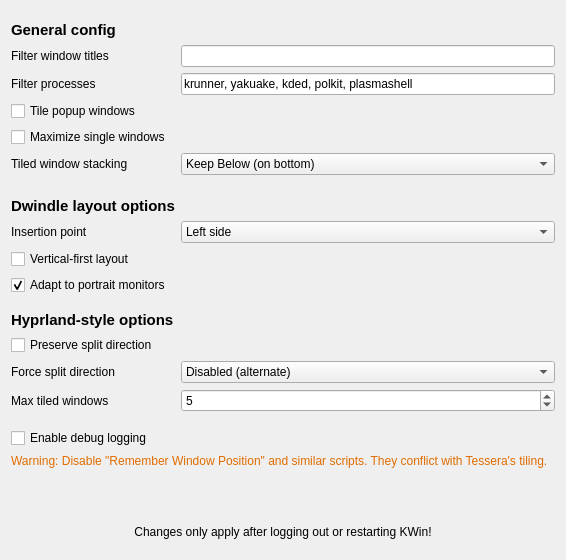
This is res/config.ui in IamAndelib/Tessera as Qt 5 draws it before an edit. The edited form follows.
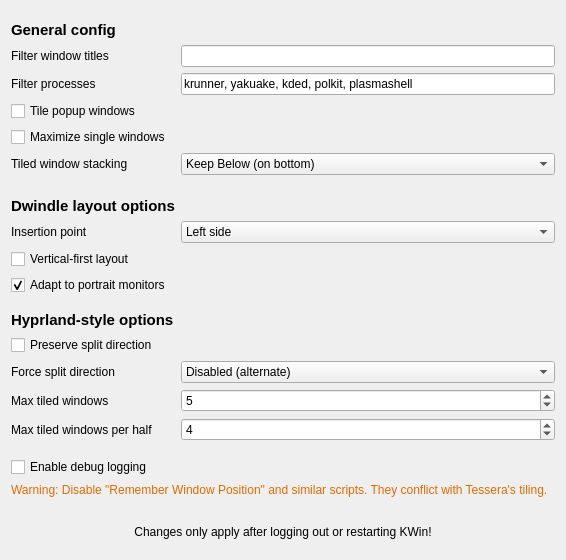
This is the edited form.

Commit message: feat: per-half tiled window cap for reusable dwindle halves

```diff
--- a/res/config.ui
+++ b/res/config.ui
@@ -312,6 +312,32 @@
       </property>
      </widget>
     </item>
+    <item row="45" column="1">
+     <widget class="QLabel" name="label_maxperhalf">
+      <property name="toolTip">
+       <string>Maximum number of windows tiled per layout half before new windows float. The half is the side the next window targets (the dwindle pile, or the active window's side for active insertion). 0 = unlimited.</string>
+      </property>
+      <property name="text">
+       <string>Max tiled windows per half</string>
+      </property>
+     </widget>
+    </item>
+    <item row="45" column="2">
+     <widget class="QSpinBox" name="kcfg_MaxTiledWindowsPerHalf">
+      <property name="toolTip">
+       <string>Maximum number of windows tiled per layout half before new windows float. The half is the side the next window targets (the dwindle pile, or the active window's side for active insertion). 0 = unlimited.</string>
+      </property>
+      <property name="minimum">
+       <number>0</number>
+      </property>
+      <property name="maximum">
+       <number>100</number>
+      </property>
+      <property name="value">
+       <number>4</number>
+      </property>
+     </widget>
+    </item>
     <item row="50" column="1" colspan="2">
      <spacer name="verticalSpacer_6">
       <property name="orientation">
```
The commit also changes 9 other files.
